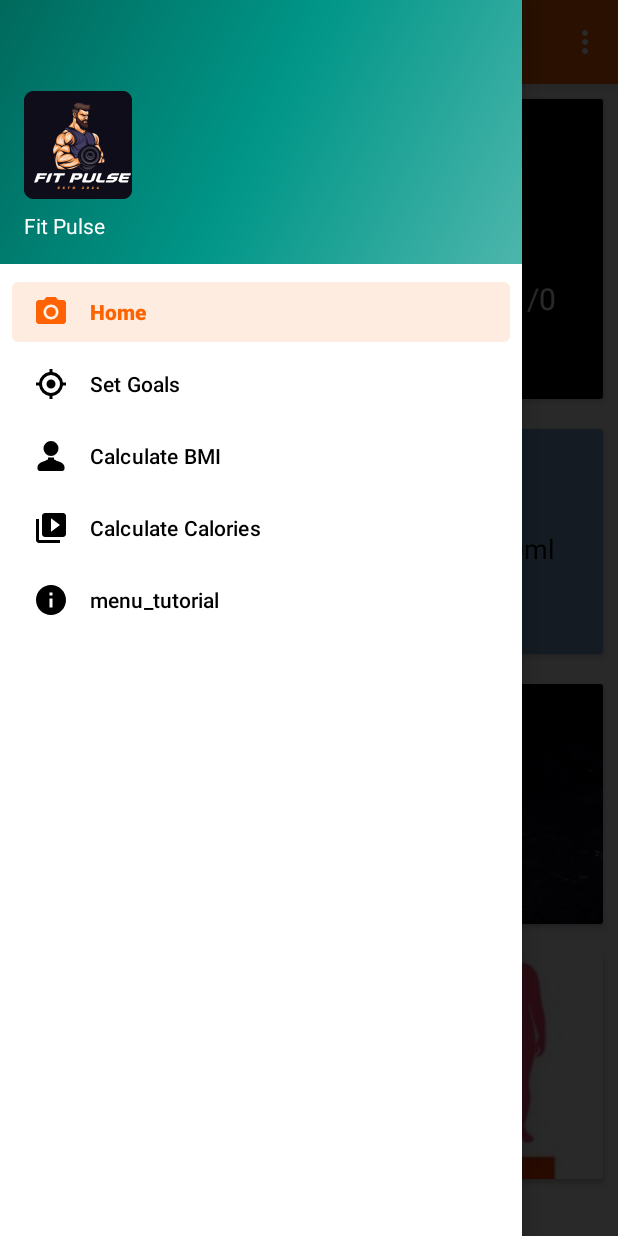
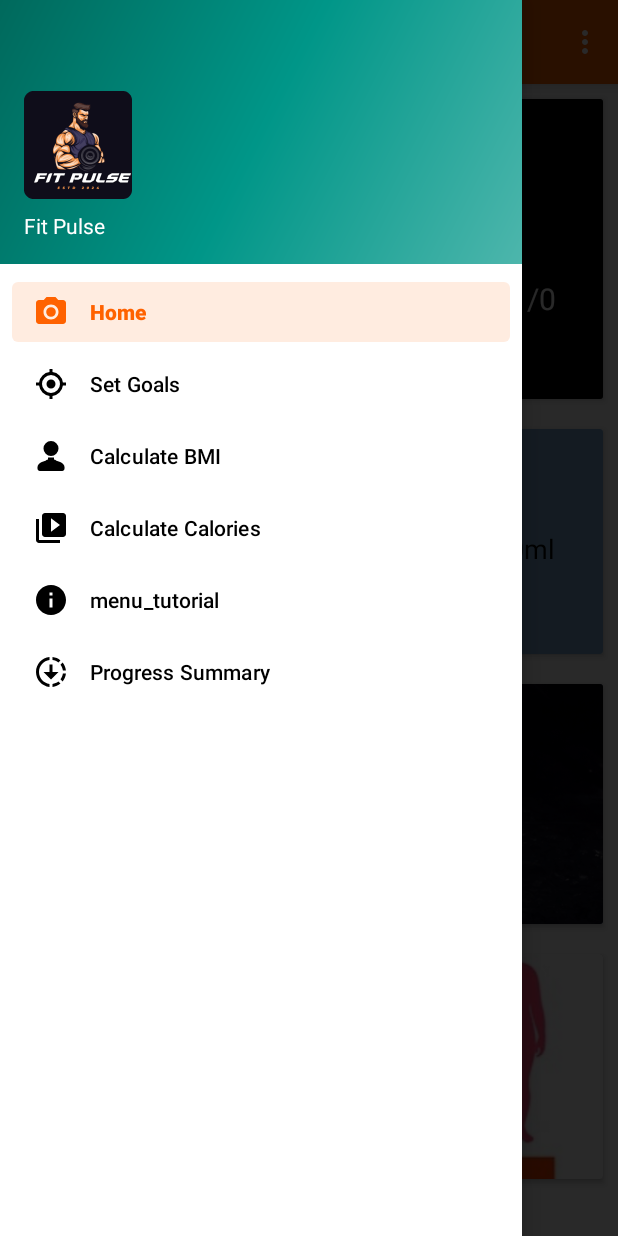
Before and after one commit to AnupaRasaputhra/FitPulse-CapstoneProject, an Android app: the HomeFragment screen opened directly, with no data from a screen before it, with the side drawer open, on a phone screen of 412 x 824 dp. Run offline under Robolectric (Android 15) with nearby library versions, the phone set to English and light mode, and no system bars; our stand-ins replace navigation-ui; plain views replace CircularProgressBar; 1 statement that could not run was skipped.

Commit message:
#9 Implement visual summary of progress against the goal.

```diff
--- a/FitPulse/app/src/main/java/com/example/fitpulse/MainActivity.kt
+++ b/FitPulse/app/src/main/java/com/example/fitpulse/MainActivity.kt
@@ -60,7 +60,7 @@ class MainActivity : AppCompatActivity(), SlideshowFragment.OnSubmitClickListene
 
         appBarConfiguration = AppBarConfiguration(
             setOf(
-                R.id.nav_home, R.id.set_goals, R.id.nav_bmi_calculator, R.id.nav_slideshow
+                R.id.nav_home, R.id.set_goals, R.id.nav_bmi_calculator, R.id.nav_slideshow, R.id.nav_progress_summary
             ), drawerLayout
         )
         setupActionBarWithNavController(navController, appBarConfiguration)
--- a/FitPulse/app/src/main/java/com/example/fitpulse/ui/home/HomeFragment.kt
+++ b/FitPulse/app/src/main/java/com/example/fitpulse/ui/home/HomeFragment.kt
@@ -21,12 +21,14 @@ import com.example.fitpulse.databinding.FragmentHomeBinding
 import com.example.fitpulse.ui.footstepsHistory.FootStepsHistoryViewModel
 import com.example.fitpulse.ui.setgoals.SetGoalsViewModel
 import com.example.fitpulse.ui.inapptutorial.InapptutActivity
+import com.example.fitpulse.ui.stepcounter.StepCounterViewModel
 import java.time.LocalDate
 
 class HomeFragment : Fragment(), SensorEventListener {
 
     private val viewModel: SetGoalsViewModel by activityViewModels()
     private val sharedViewModel: FootStepsHistoryViewModel by activityViewModels()
+    private val stepCounterViewModel: StepCounterViewModel by activityViewModels()
     private var _binding: FragmentHomeBinding? = null
     private val binding get() = _binding!!
 
@@ -133,6 +135,7 @@ class HomeFragment : Fragment(), SensorEventListener {
             val currentSteps = totalSteps.toInt() - previousStep.toInt()
             binding.stepTrackerCardView.findViewById<TextView>(R.id.liveTrackSteps).text =
                 "${currentSteps}"
+            stepCounterViewModel.updateCurrentSteps(currentSteps)
 
             binding.circularProgressBar.apply {
                 setProgressWithAnimation(currentSteps.toFloat())
@@ -145,6 +148,7 @@ class HomeFragment : Fragment(), SensorEventListener {
 
             val dayOfWeek = LocalDate.now().dayOfWeek.toString()
             sharedViewModel.updateStepsData(dayOfWeek, currentSteps)
+            stepCounterViewModel.updateCurrentSteps(currentSteps)
         }
     }
 
--- /dev/null
+++ b/FitPulse/app/src/main/res/drawable/baseline_downloading_24.xml
@@ -0,0 +1,5 @@
+<vector xmlns:android="http://schemas.android.com/apk/res/android" android:height="24dp" android:tint="#000000" android:viewportHeight="24" android:viewportWidth="24" android:width="24dp">
+
+    <path android:fillColor="@android:color/white" android:pathData="M18.32,4.26C16.84,3.05 15.01,2.25 13,2.05v2.02c1.46,0.18 2.79,0.76 3.9,1.62L18.32,4.26zM19.93,11h2.02c-0.2,-2.01 -1,-3.84 -2.21,-5.32L18.31,7.1C19.17,8.21 19.75,9.54 19.93,11zM18.31,16.9l1.43,1.43c1.21,-1.48 2.01,-3.32 2.21,-5.32h-2.02C19.75,14.46 19.17,15.79 18.31,16.9zM13,19.93v2.02c2.01,-0.2 3.84,-1 5.32,-2.21l-1.43,-1.43C15.79,19.17 14.46,19.75 13,19.93zM13,12V7h-2v5H7l5,5l5,-5H13zM11,19.93v2.02c-5.05,-0.5 -9,-4.76 -9,-9.95s3.95,-9.45 9,-9.95v2.02C7.05,4.56 4,7.92 4,12S7.05,19.44 11,19.93z"/>
+
+</vector>
--- a/FitPulse/app/src/main/res/menu/activity_main_drawer.xml
+++ b/FitPulse/app/src/main/res/menu/activity_main_drawer.xml
@@ -24,5 +24,9 @@
             android:id="@+id/nav_tutorial"
             android:icon="@drawable/ic_tutorial"
             android:title="@string/menu_tutorial" />
+        <item
+            android:id="@+id/nav_progress_summary"
+            android:icon="@drawable/baseline_downloading_24"
+            android:title="Progress Summary" />
     </group>
 </menu>
--- a/FitPulse/app/src/main/res/navigation/mobile_navigation.xml
+++ b/FitPulse/app/src/main/res/navigation/mobile_navigation.xml
@@ -91,4 +91,10 @@
         android:id="@+id/statsActivity"
         android:name="com.example.fitpulse.ui.waterTracker.StatsActivity" />
 
+    <fragment
+        android:id="@+id/nav_progress_summary"
+        android:name="com.example.fitpulse.ui.progresssummary.ProgressSummaryFragment"
+        android:label="Progress Summary"
+        tools:layout="@layout/fragment_progress_summary" />
+
 </navigation>
--- a/FitPulse/app/src/main/res/values/strings.xml
+++ b/FitPulse/app/src/main/res/values/strings.xml
@@ -86,4 +86,5 @@
     <string name="bmi_calculator_demo">Tap to calculate your BMI</string>
     <string name="goal_setting_description">Set personalized fitness goals to stay motivated. Tapping sets sample goals for steps and water intake, demonstrating how users can set their fitness targets.</string>
     <string name="goal_setting_demo">Set your daily goals</string>
+    <string name="progress_summary">Progress Summary</string>
 </resources>
```
Also changed, not shown: FitPulse/app/src/main/java/com/example/fitpulse/ui/progresssummary/ProgressSummaryFragment.kt (added, +82 -0 lines), FitPulse/app/src/main/java/com/example/fitpulse/ui/stepcounter/StepCounterViewModel.kt (added, +14 -0 lines), FitPulse/app/src/main/res/layout/fragment_progress_summary.xml (added, +49 -0 lines).
